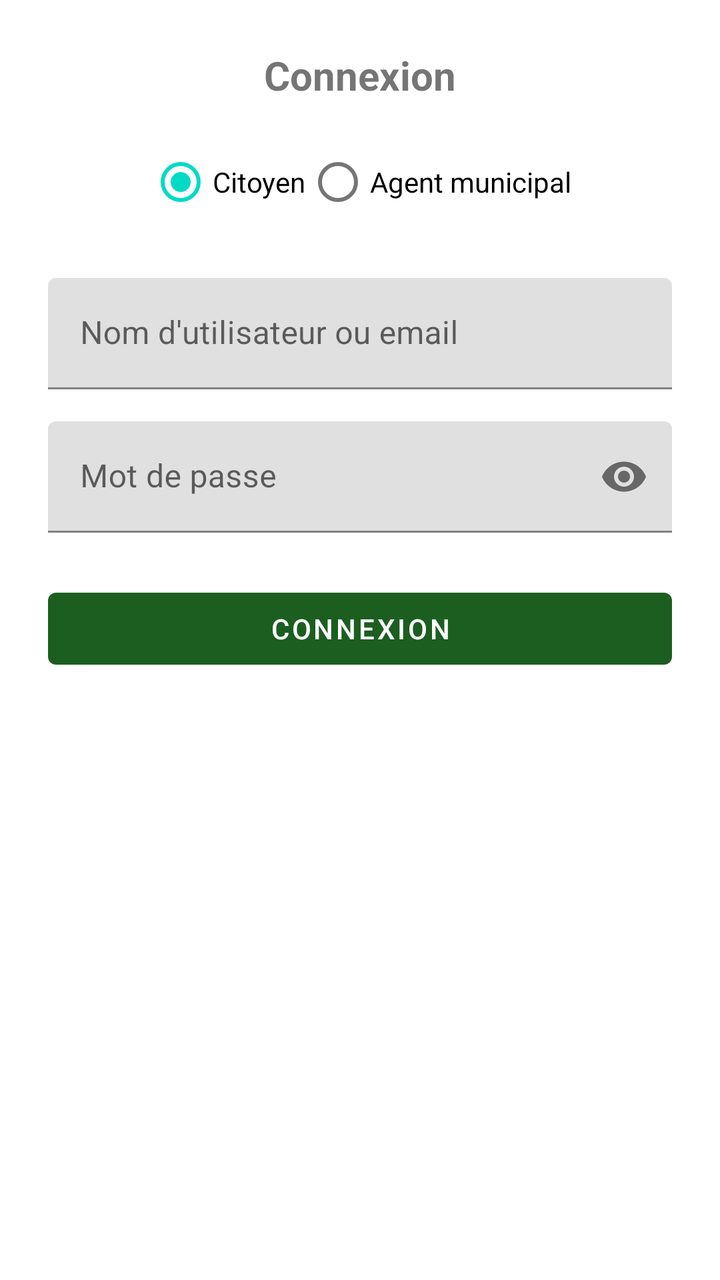
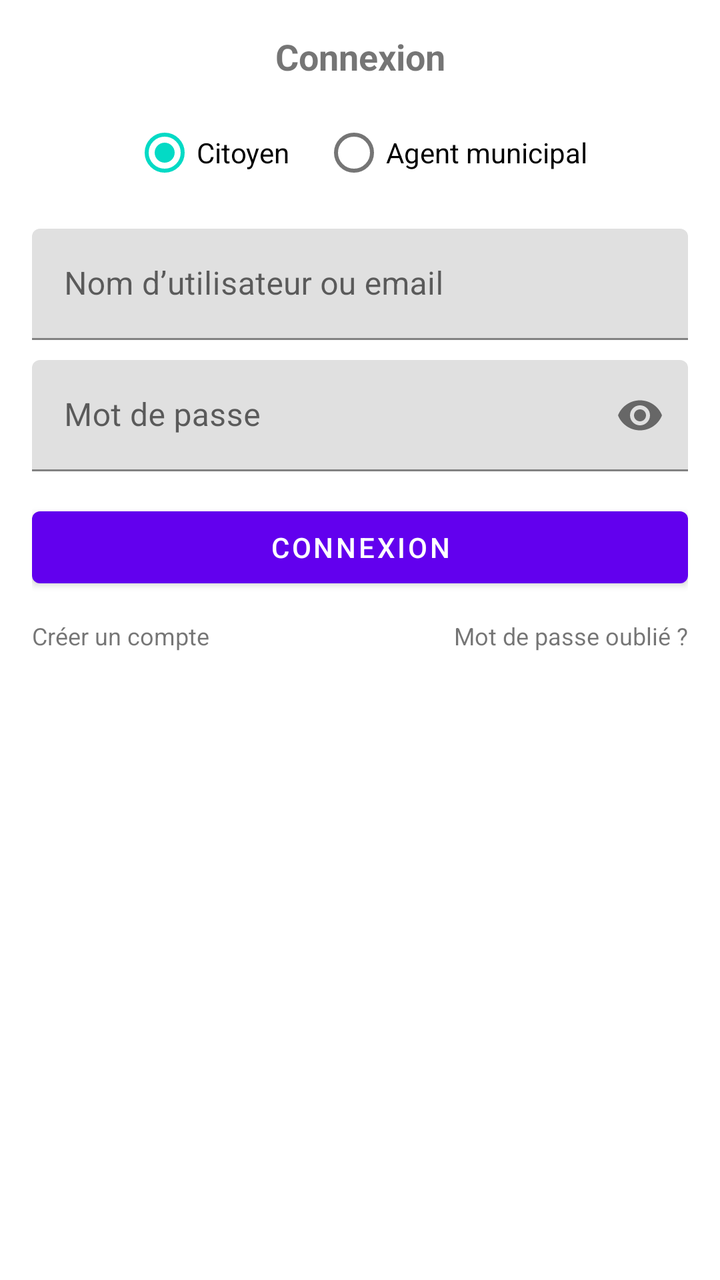

Compare the two renders of this Android layout. The source of the first and the diff that turns it into the second are given below.
<!-- AndroidManifest.xml: application theme Theme.CitoyenActif -->
<!-- res/layout/sign_in_frag.xml -->
<?xml version="1.0" encoding="utf-8"?>
<layout xmlns:android="http://schemas.android.com/apk/res/android"
    xmlns:app="http://schemas.android.com/apk/res-auto">
    <data>
        
    </data>
    <androidx.constraintlayout.widget.ConstraintLayout
        android:layout_width="match_parent"
        android:layout_height="match_parent"
        android:padding="24dp">

        
        <TextView
            android:id="@+id/tvLoginTitle"
            android:layout_width="0dp"
            android:layout_height="wrap_content"
            android:text="Connexion"
            android:textSize="20sp"
            android:textStyle="bold"
            android:textAlignment="center"
            app:layout_constraintTop_toTopOf="parent"
            app:layout_constraintStart_toStartOf="parent"
            app:layout_constraintEnd_toEndOf="parent" />

        
        <RadioGroup
            android:id="@+id/rgAccountType"
            android:layout_width="0dp"
            android:layout_height="wrap_content"
            android:orientation="horizontal"
            android:gravity="center"
            android:layout_marginTop="16dp"
            app:layout_constraintTop_toBottomOf="@id/tvLoginTitle"
            app:layout_constraintStart_toStartOf="parent"
            app:layout_constraintEnd_toEndOf="parent">

            
            <RadioButton
                android:id="@+id/rbCitizen"
                android:layout_width="wrap_content"
                android:layout_height="wrap_content"
                android:text="Citoyen"
                android:checked="true"/>

            
            <RadioButton
                android:id="@+id/rbAgent"
                android:layout_width="wrap_content"
                android:layout_height="wrap_content"
                android:text="Agent municipal"/>
        </RadioGroup>

            
            <com.google.android.material.textfield.TextInputLayout
                android:id="@+id/tilUsername"
                android:layout_width="0dp"
                android:layout_height="wrap_content"
                android:layout_marginTop="24dp"
                android:hint="Nom d'utilisateur ou email"
                app:layout_constraintTop_toBottomOf="@id/rgAccountType"
                app:layout_constraintStart_toStartOf="parent"
                app:layout_constraintEnd_toEndOf="parent">

                <com.google.android.material.textfield.TextInputEditText
                    android:id="@+id/etUsername"
                    android:layout_width="match_parent"
                    android:layout_height="wrap_content"
                    android:inputType="text"
                    android:maxLines="1" />
            </com.google.android.material.textfield.TextInputLayout>

            <com.google.android.material.textfield.TextInputLayout
                android:id="@+id/tilPassword"
                android:layout_width="0dp"
                android:layout_height="wrap_content"
                android:layout_marginTop="16dp"
                android:hint="Mot de passe"
                app:endIconMode="password_toggle"
                app:layout_constraintTop_toBottomOf="@id/tilUsername"
                app:layout_constraintStart_toStartOf="parent"
                app:layout_constraintEnd_toEndOf="parent">

                <com.google.android.material.textfield.TextInputEditText
                    android:id="@+id/etPassword"
                    android:layout_width="match_parent"
                    android:layout_height="wrap_content"
                    android:inputType="textPassword"
                    android:maxLines="1" />
            </com.google.android.material.textfield.TextInputLayout>

            
        <com.google.android.material.textfield.TextInputLayout
            android:id="@+id/tilAgentNumber"
            android:layout_width="0dp"
            android:layout_height="wrap_content"
            android:layout_marginTop="24dp"
            android:hint="Numéro d'agent"
            android:visibility="gone"
            app:layout_constraintTop_toBottomOf="@id/rgAccountType"
            app:layout_constraintStart_toStartOf="parent"
            app:layout_constraintEnd_toEndOf="parent">

            <com.google.android.material.textfield.TextInputEditText
                android:id="@+id/etAgentNumber"
                android:layout_width="match_parent"
                android:layout_height="wrap_content"
                android:inputType="text"
                android:maxLines="1" />
        </com.google.android.material.textfield.TextInputLayout>

        <com.google.android.material.textfield.TextInputLayout
            android:id="@+id/tilAgentPassword"
            android:layout_width="0dp"
            android:layout_height="wrap_content"
            android:layout_marginTop="16dp"
            android:hint="Mot de passe"
            android:visibility="gone"
            app:endIconMode="password_toggle"
            app:layout_constraintTop_toBottomOf="@id/tilAgentNumber"
            app:layout_constraintStart_toStartOf="parent"
            app:layout_constraintEnd_toEndOf="parent">

            <com.google.android.material.textfield.TextInputEditText
                android:id="@+id/etAgentPassword"
                android:layout_width="match_parent"
                android:layout_height="wrap_content"
                android:inputType="textPassword"
                android:maxLines="1" />
        </com.google.android.material.textfield.TextInputLayout>

        
        <com.google.android.material.button.MaterialButton
            android:id="@+id/btnLogin"
            android:layout_width="0dp"
            android:layout_height="wrap_content"
            android:text="Connexion"
            android:layout_marginTop="24dp"
            app:layout_constraintTop_toBottomOf="@id/tilPassword"
            app:layout_constraintStart_toStartOf="parent"
            app:layout_constraintEnd_toEndOf="parent"
            app:backgroundTint="#1B5E20"/>


    </androidx.constraintlayout.widget.ConstraintLayout>

</layout>
<!-- resources referenced by this layout -->
<resources>
  <style name="Theme.CitoyenActif" parent="Theme.MaterialComponents.DayNight.DarkActionBar">
          
          <item name="colorPrimary">@color/purple_500</item>
          <item name="colorPrimaryVariant">@color/purple_700</item>
          <item name="colorOnPrimary">@color/white</item>
          
          <item name="colorSecondary">@color/teal_200</item>
          <item name="colorSecondaryVariant">@color/teal_700</item>
          <item name="colorOnSecondary">@color/black</item>
          
          <item name="android:statusBarColor">?attr/colorPrimaryVariant</item>
          
      </style>
  <color name="purple_500">#FF6200EE</color>
  <color name="purple_700">#FF3700B3</color>
  <color name="white">#FFFFFFFF</color>
  <color name="teal_200">#FF03DAC5</color>
  <color name="teal_700">#FF018786</color>
  <color name="black">#FF000000</color>
</resources>

<!-- the commit's change to res/layout/sign_in_frag.xml (unified diff, before → after) -->
@@ -1,23 +1,24 @@
 <?xml version="1.0" encoding="utf-8"?>
 <layout xmlns:android="http://schemas.android.com/apk/res/android"
     xmlns:app="http://schemas.android.com/apk/res-auto">
-    <data>
-        
-    </data>
+
+    <data />
+
     <androidx.constraintlayout.widget.ConstraintLayout
+        android:id="@+id/root"
         android:layout_width="match_parent"
         android:layout_height="match_parent"
-        android:padding="24dp">
+        android:padding="16dp">
 
         
         <TextView
-            android:id="@+id/tvLoginTitle"
+            android:id="@+id/tvTitle"
             android:layout_width="0dp"
             android:layout_height="wrap_content"
             android:text="Connexion"
-            android:textSize="20sp"
             android:textStyle="bold"
-            android:textAlignment="center"
+            android:textSize="18sp"
+            android:gravity="center"
             app:layout_constraintTop_toTopOf="parent"
             app:layout_constraintStart_toStartOf="parent"
             app:layout_constraintEnd_toEndOf="parent" />
@@ -25,122 +26,149 @@
         
         <RadioGroup
             android:id="@+id/rgAccountType"
-            android:layout_width="0dp"
+            android:layout_width="wrap_content"
             android:layout_height="wrap_content"
             android:orientation="horizontal"
-            android:gravity="center"
-            android:layout_marginTop="16dp"
-            app:layout_constraintTop_toBottomOf="@id/tvLoginTitle"
+            android:layout_marginTop="12dp"
+            app:layout_constraintTop_toBottomOf="@id/tvTitle"
             app:layout_constraintStart_toStartOf="parent"
             app:layout_constraintEnd_toEndOf="parent">
 
-            
             <RadioButton
                 android:id="@+id/rbCitizen"
                 android:layout_width="wrap_content"
                 android:layout_height="wrap_content"
                 android:text="Citoyen"
-                android:checked="true"/>
+                android:checked="true" />
 
-            
             <RadioButton
                 android:id="@+id/rbAgent"
                 android:layout_width="wrap_content"
                 android:layout_height="wrap_content"
-                android:text="Agent municipal"/>
+                android:text="Agent municipal"
+                android:layout_marginStart="16dp" />
         </RadioGroup>
 
-            
+        
+        <LinearLayout
+            android:id="@+id/citizenForm"
+            android:layout_width="0dp"
+            android:layout_height="wrap_content"
+            android:orientation="vertical"
+            android:layout_marginTop="14dp"
+            app:layout_constraintTop_toBottomOf="@id/rgAccountType"
+            app:layout_constraintStart_toStartOf="parent"
+            app:layout_constraintEnd_toEndOf="parent">
+
             <com.google.android.material.textfield.TextInputLayout
                 android:id="@+id/tilUsername"
-                android:layout_width="0dp"
+                android:layout_width="match_parent"
                 android:layout_height="wrap_content"
-                android:layout_marginTop="24dp"
-                android:hint="Nom d'utilisateur ou email"
-                app:layout_constraintTop_toBottomOf="@id/rgAccountType"
-                app:layout_constraintStart_toStartOf="parent"
-                app:layout_constraintEnd_toEndOf="parent">
+                android:hint="Nom d’utilisateur ou email">
 
                 <com.google.android.material.textfield.TextInputEditText
                     android:id="@+id/etUsername"
                     android:layout_width="match_parent"
-                    android:layout_height="wrap_content"
-                    android:inputType="text"
-                    android:maxLines="1" />
+                    android:layout_height="wrap_content" />
             </com.google.android.material.textfield.TextInputLayout>
 
             <com.google.android.material.textfield.TextInputLayout
                 android:id="@+id/tilPassword"
-                android:layout_width="0dp"
+                android:layout_width="match_parent"
                 android:layout_height="wrap_content"
-                android:layout_marginTop="16dp"
                 android:hint="Mot de passe"
-                app:endIconMode="password_toggle"
-                app:layout_constraintTop_toBottomOf="@id/tilUsername"
-                app:layout_constraintStart_toStartOf="parent"
-                app:layout_constraintEnd_toEndOf="parent">
+                android:layout_marginTop="10dp"
+                app:endIconMode="password_toggle">
 
                 <com.google.android.material.textfield.TextInputEditText
                     android:id="@+id/etPassword"
                     android:layout_width="match_parent"
                     android:layout_height="wrap_content"
-                    android:inputType="textPassword"
-                    android:maxLines="1" />
+                    android:inputType="textPassword" />
             </com.google.android.material.textfield.TextInputLayout>
 
-            
-        <com.google.android.material.textfield.TextInputLayout
-            android:id="@+id/tilAgentNumber"
+        </LinearLayout>
+
+        
+        <LinearLayout
+            android:id="@+id/agentForm"
             android:layout_width="0dp"
             android:layout_height="wrap_content"
-            android:layout_marginTop="24dp"
-            android:hint="Numéro d'agent"
+            android:orientation="vertical"
+            android:layout_marginTop="14dp"
             android:visibility="gone"
             app:layout_constraintTop_toBottomOf="@id/rgAccountType"
             app:layout_constraintStart_toStartOf="parent"
             app:layout_constraintEnd_toEndOf="parent">
 
-            <com.google.android.material.textfield.TextInputEditText
-                android:id="@+id/etAgentNumber"
+            <com.google.android.material.textfield.TextInputLayout
+                android:id="@+id/tilAgentNumber"
                 android:layout_width="match_parent"
                 android:layout_height="wrap_content"
-                android:inputType="text"
-                android:maxLines="1" />
-        </com.google.android.material.textfield.TextInputLayout>
+                android:hint="Numéro d’agent">
 
-        <com.google.android.material.textfield.TextInputLayout
-            android:id="@+id/tilAgentPassword"
-            android:layout_width="0dp"
-            android:layout_height="wrap_content"
-            android:layout_marginTop="16dp"
-            android:hint="Mot de passe"
-            android:visibility="gone"
-            app:endIconMode="password_toggle"
-            app:layout_constraintTop_toBottomOf="@id/tilAgentNumber"
-            app:layout_constraintStart_toStartOf="parent"
-            app:layout_constraintEnd_toEndOf="parent">
+                <com.google.android.material.textfield.TextInputEditText
+                    android:id="@+id/etAgentNumber"
+                    android:layout_width="match_parent"
+                    android:layout_height="wrap_content"
+                    android:inputType="text" />
+            </com.google.android.material.textfield.TextInputLayout>
 
-            <com.google.android.material.textfield.TextInputEditText
-                android:id="@+id/etAgentPassword"
+            <com.google.android.material.textfield.TextInputLayout
+                android:id="@+id/tilAgentPassword"
                 android:layout_width="match_parent"
                 android:layout_height="wrap_content"
-                android:inputType="textPassword"
-                android:maxLines="1" />
-        </com.google.android.material.textfield.TextInputLayout>
+                android:hint="Mot de passe"
+                android:layout_marginTop="10dp"
+                app:endIconMode="password_toggle">
+
+                <com.google.android.material.textfield.TextInputEditText
+                    android:id="@+id/etAgentPassword"
+                    android:layout_width="match_parent"
+                    android:layout_height="wrap_content"
+                    android:inputType="textPassword" />
+            </com.google.android.material.textfield.TextInputLayout>
+
+        </LinearLayout>
 
         
-        <com.google.android.material.button.MaterialButton
+        <androidx.constraintlayout.widget.Barrier
+            android:id="@+id/formBarrier"
+            android:layout_width="wrap_content"
+            android:layout_height="wrap_content"
+            app:barrierDirection="bottom"
+            app:constraint_referenced_ids="citizenForm,agentForm" />
+
+        
+        <Button
             android:id="@+id/btnLogin"
             android:layout_width="0dp"
             android:layout_height="wrap_content"
-            android:text="Connexion"
-            android:layout_marginTop="24dp"
-            app:layout_constraintTop_toBottomOf="@id/tilPassword"
+            android:text="CONNEXION"
+            android:layout_marginTop="14dp"
+            app:layout_constraintTop_toBottomOf="@id/formBarrier"
             app:layout_constraintStart_toStartOf="parent"
-            app:layout_constraintEnd_toEndOf="parent"
-            app:backgroundTint="#1B5E20"/>
+            app:layout_constraintEnd_toEndOf="parent" />
 
+        
+        <TextView
+            android:id="@+id/tvCreateAccount"
+            android:layout_width="wrap_content"
+            android:layout_height="wrap_content"
+            android:text="Créer un compte"
+            android:textSize="12sp"
+            android:layout_marginTop="12dp"
+            app:layout_constraintTop_toBottomOf="@id/btnLogin"
+            app:layout_constraintStart_toStartOf="parent" />
+
+        <TextView
+            android:id="@+id/tvForgotPassword"
+            android:layout_width="wrap_content"
+            android:layout_height="wrap_content"
+            android:text="Mot de passe oublié ?"
+            android:textSize="12sp"
+            app:layout_constraintTop_toTopOf="@id/tvCreateAccount"
+            app:layout_constraintEnd_toEndOf="parent" />
 
     </androidx.constraintlayout.widget.ConstraintLayout>
-
 </layout>
